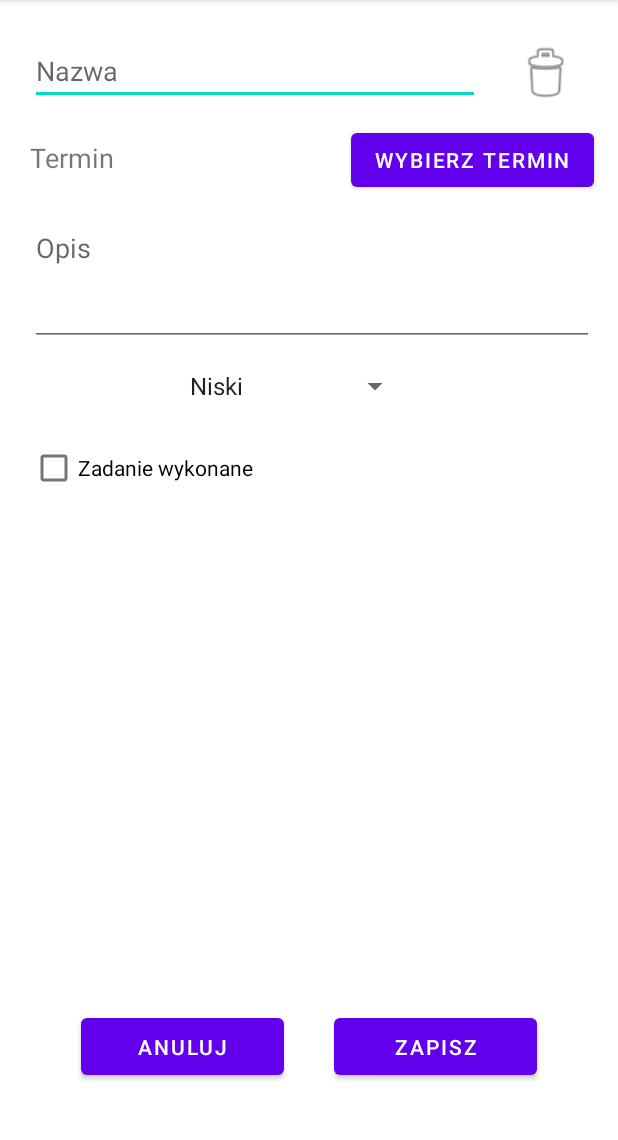
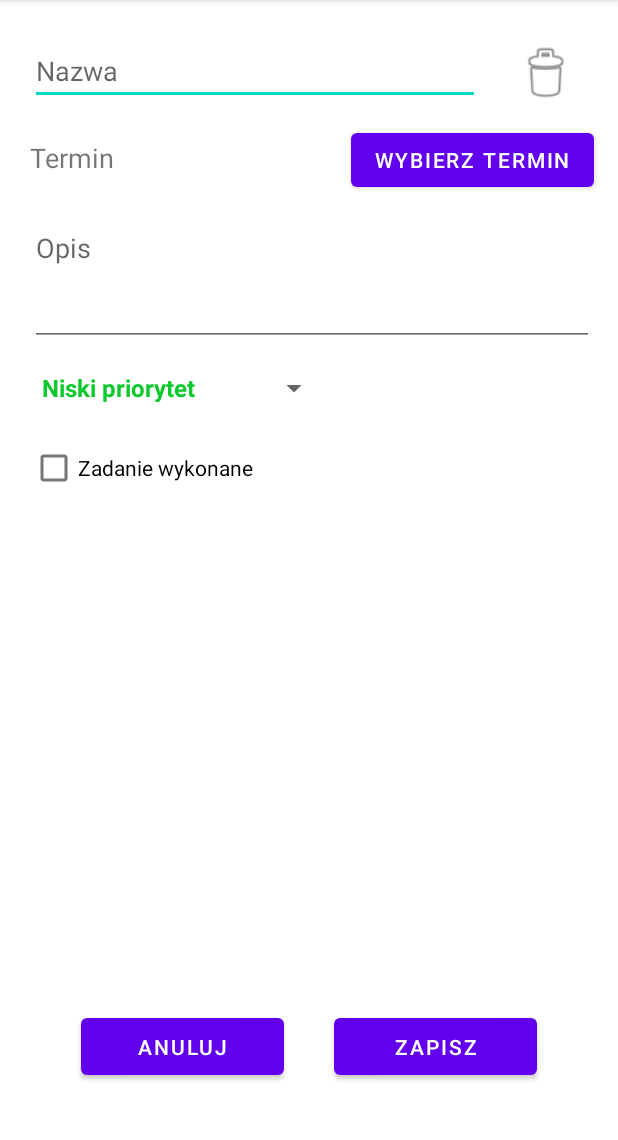
Before and after one commit to Sailor70/ToDoList, an Android app: the screen it shows after launch (TaskDetailsActivity), after a tap on an icon or button, on a phone screen of 412 x 824 dp, the part 84-1224 px from its top. Run offline under Robolectric (Android 15) with nearby library versions, the phone set to English and light mode, and no system bars.

Commit message:
Priority spinner, bugs, improvements, sort+

```diff
--- a/app/src/main/java/com/pawelchmielarski/todolist/MainActivity.java
+++ b/app/src/main/java/com/pawelchmielarski/todolist/MainActivity.java
@@ -12,11 +12,14 @@ import android.content.IntentFilter;
 import android.content.pm.PackageManager;
 import android.os.Build;
 import android.os.Bundle;
-import android.util.Log;
 import android.view.Menu;
 import android.view.MenuItem;
 import android.view.View;
+import android.widget.AdapterView;
+import android.widget.AdapterView.OnItemSelectedListener;
+import android.widget.ArrayAdapter;
 import android.widget.ListView;
+import android.widget.Spinner;
 import android.widget.Toast;
 
 import androidx.annotation.NonNull;
@@ -38,6 +41,7 @@ public class MainActivity extends AppCompatActivity {
 
     private TaskAdapter taskAdapter;
     private static final int PERMISSION_REQUEST_CODE = 1967;
+    Spinner spSort;
 
     private boolean notification = true;
 
@@ -60,14 +64,15 @@ public class MainActivity extends AppCompatActivity {
             }
         });
 
+        initPrioritySpinner();
+        getPermissions();
+
         ListView lvTasks = (ListView) findViewById(R.id.tasksList);
         taskAdapter = new TaskAdapter(this);
         lvTasks.setAdapter(taskAdapter);
 
-        getPermissions();
-
         TasksService.getInstance().readTasksFromFile(this);
-        TasksService.getInstance().sortTasksByDone();
+        TasksService.getInstance().sortTasksByCreatedAt();
         taskAdapter.notifyDataSetChanged();
 
         Intent i = getIntent();
@@ -82,7 +87,7 @@ public class MainActivity extends AppCompatActivity {
     @Override
     public void onResume() {
         super.onResume();
-        TasksService.getInstance().sortTasksByDone();
+        TasksService.getInstance().sortTasksByCreatedAt();
         taskAdapter.notifyDataSetChanged();
     }
 
@@ -109,21 +114,53 @@ public class MainActivity extends AppCompatActivity {
         } else if (id == R.id.action_import_tasks) {
             TasksService.getInstance().readTasksFromFile(this);
             taskAdapter.notifyDataSetChanged();
-        } else if (id == R.id.action_sort_name) {
-            TasksService.getInstance().sortTasksByName();
-            taskAdapter.notifyDataSetChanged();
-        } else if (id == R.id.action_sort_deadline) {
-            TasksService.getInstance().sortTasksByDeadline();
-            taskAdapter.notifyDataSetChanged();
-        } else if (id == R.id.action_sort_done) {
-            TasksService.getInstance().sortTasksByDone();
-            taskAdapter.notifyDataSetChanged();
-        } else if (id == R.id.action_sort_priority) {
-            TasksService.getInstance().sortTasksByPriority();
-            taskAdapter.notifyDataSetChanged();
         }
 
         return super.onOptionsItemSelected(item);
+    }
+
+    private void initPrioritySpinner() {
+        spSort = (Spinner) findViewById(R.id.spinnerSort);
+        ArrayAdapter<CharSequence> spinnerAdapter = ArrayAdapter.createFromResource(this,
+                R.array.sort_array, android.R.layout.simple_spinner_item);
+        spinnerAdapter.setDropDownViewResource(android.R.layout.simple_spinner_dropdown_item);
+        spSort.setAdapter(spinnerAdapter);
+        spSort.setSelection(0); // sortByName
+        spSort.setOnItemSelectedListener(new OnItemSelectedListener() {
+            @Override
+            public void onItemSelected(AdapterView<?> parent, View view, int position, long id) {
+                switch (position) {
+                    case 0:
+                        TasksService.getInstance().sortTasksByCreatedAt();
+                        taskAdapter.notifyDataSetChanged();
+                        break;
+                    case 1:
+                        TasksService.getInstance().sortTasksByDeadline();
+                        taskAdapter.notifyDataSetChanged();
+                        break;
+                    case 2:
+                        TasksService.getInstance().sortTasksByName();
+                        taskAdapter.notifyDataSetChanged();
+                        break;
+                    case 3:
+                        TasksService.getInstance().sortTasksByPriority();
+                        taskAdapter.notifyDataSetChanged();
+                        break;
+                    case 4:
+                        TasksService.getInstance().sortTasksByDone();
+                        taskAdapter.notifyDataSetChanged();
+                        break;
+                    default:
+                        TasksService.getInstance().sortTasksByName();
+                        taskAdapter.notifyDataSetChanged();
+                        break;
+                }
+            }
+            @Override
+            public void onNothingSelected(AdapterView<?> parent) {
+
+            }
+        } );
     }
 
     public void getPermissions() {
@@ -188,7 +225,7 @@ class TasksNotificationReceiver extends BroadcastReceiver {
                     .setContentIntent(pendingIntent)
                     .setContentTitle("Przypomnienie o zadaniach")
                     .setContentText("Liczba zadań do wykonania na dziś: " + numberOfTasks)
-                    .setSmallIcon(android.R.drawable.btn_star_big_on);
+                    .setSmallIcon(android.R.drawable.ic_dialog_info);
 
             NotificationManager notificationManager = (NotificationManager) context.getSystemService(NOTIFICATION_SERVICE);
 
--- a/app/src/main/java/com/pawelchmielarski/todolist/TaskAdapter.java
+++ b/app/src/main/java/com/pawelchmielarski/todolist/TaskAdapter.java
@@ -77,6 +77,7 @@ public class TaskAdapter extends BaseAdapter {
             public void onClick(View view) {
                 task.setDone(!task.isDone());
                 TasksService.getInstance().setTaskDone(pos, task.isDone());
+                notifyDataSetChanged();
             }
         });
         btnDelete.setOnClickListener(new View.OnClickListener() {
--- a/app/src/main/java/com/pawelchmielarski/todolist/TaskDetailsActivity.java
+++ b/app/src/main/java/com/pawelchmielarski/todolist/TaskDetailsActivity.java
@@ -67,7 +67,7 @@ public class TaskDetailsActivity extends AppCompatActivity implements View.OnCli
         ivDelete = (ImageView) findViewById(R.id.ivDelete);
 
         ArrayAdapter<CharSequence> spinnerAdapter = ArrayAdapter.createFromResource(this,
-                R.array.priority_array, android.R.layout.simple_spinner_item);
+                R.array.priority_labels, android.R.layout.simple_spinner_item);
         spinnerAdapter.setDropDownViewResource(android.R.layout.simple_spinner_dropdown_item);
         spPriority.setAdapter(spinnerAdapter);
 
@@ -98,7 +98,7 @@ public class TaskDetailsActivity extends AppCompatActivity implements View.OnCli
     public void loadTask() {
         task = TasksService.getInstance().getTasks().get(pos);
         etTaskName.setText(task.getName());
-        if(task.getDeadline() != null) {
+        if (task.getDeadline() != null) {
             etTaskDeadline.setText(sdf.format(task.getDeadline()));
         }
         etTaskDescription.setText(task.getDescription());
@@ -114,13 +114,13 @@ public class TaskDetailsActivity extends AppCompatActivity implements View.OnCli
         if (view.getId() == checkBoxDone.getId()) {
             task.setDone(!task.isDone());
             TasksService.getInstance().setTaskDone(pos, task.isDone());
-        } else if(view.getId() == btnDeadlinePicker.getId()) {
+        } else if (view.getId() == btnDeadlinePicker.getId()) {
             Calendar calendar = Calendar.getInstance();
             year = calendar.get(Calendar.YEAR);
             month = calendar.get(Calendar.MONTH);
             day = calendar.get(Calendar.DAY_OF_MONTH);
 //                day = task.getDeadline().getDay();
-            DatePickerDialog datePickerDialog = new DatePickerDialog(TaskDetailsActivity.this, TaskDetailsActivity.this,year, month,day);
+            DatePickerDialog datePickerDialog = new DatePickerDialog(TaskDetailsActivity.this, TaskDetailsActivity.this, year, month, day);
             datePickerDialog.show();
         } else if (view.getId() == btnSave.getId()) {
             if (etTaskName.getText().length() < 1) {
@@ -131,7 +131,7 @@ public class TaskDetailsActivity extends AppCompatActivity implements View.OnCli
             }
         } else if (view.getId() == btnCancel.getId()) {
             finish();
-        } else if(view.getId() == ivDelete.getId()) {
+        } else if (view.getId() == ivDelete.getId()) {
             TasksService.getInstance().deleteTask(task);
             finish();
         }
@@ -146,10 +146,10 @@ public class TaskDetailsActivity extends AppCompatActivity implements View.OnCli
         }
     }
 
-    private void inputsToTask()  {
+    private void inputsToTask() {
         task.setName(etTaskName.getText().toString());
         task.setDescription(etTaskDescription.getText().toString());
-        if (etTaskDeadline.getText().length() > 0) {
+        if (!etTaskDeadline.getText().toString().equals("Termin")) {
             try {
                 task.setDeadline(sdf.parse(etTaskDeadline.getText().toString()));
             } catch (ParseException e) {
@@ -157,7 +157,9 @@ public class TaskDetailsActivity extends AppCompatActivity implements View.OnCli
             }
         }
         task.setDone(checkBoxDone.isChecked());
-        task.setCreatedAt(new Date(System.currentTimeMillis()));
+        if (task.getCreatedAt() == null) {
+            task.setCreatedAt(new Date(System.currentTimeMillis()));
+        }
     }
 
     @Override
@@ -178,22 +180,22 @@ public class TaskDetailsActivity extends AppCompatActivity implements View.OnCli
         selectedMinute = minute;
         SimpleDateFormat sdf = new SimpleDateFormat("yyyy-MM-dd HH:mm", Locale.US);
         String date1 = String.valueOf(selectedYear);
-        if(selectedMonth > 9) {
+        if (selectedMonth > 9) {
             date1 = date1.concat("-" + selectedMonth);
         } else {
             date1 = date1.concat("-0" + selectedMonth);
         }
-        if(selectedDay > 9) {
+        if (selectedDay > 9) {
             date1 = date1.concat("-" + selectedDay);
         } else {
             date1 = date1.concat("-0" + selectedDay);
         }
-        if(selectedHour > 9) {
+        if (selectedHour > 9) {
             date1 = date1.concat(" " + selectedHour);
         } else {
             date1 = date1.concat(" 0" + selectedHour);
         }
-        if(selectedMinute > 9) {
+        if (selectedMinute > 9) {
             date1 = date1.concat(":" + selectedMinute);
         } else {
             date1 = date1.concat(":0" + selectedMinute);
--- a/app/src/main/java/com/pawelchmielarski/todolist/TasksService.java
+++ b/app/src/main/java/com/pawelchmielarski/todolist/TasksService.java
@@ -12,7 +12,6 @@ import java.io.InputStream;
 import java.io.InputStreamReader;
 import java.io.OutputStreamWriter;
 import java.util.ArrayList;
-import java.util.Collections;
 import java.util.Comparator;
 import java.util.Date;
 
@@ -114,13 +113,13 @@ public class TasksService {
     }
 
     public void sortTasksByDeadline() {
-        tasks.sort(new Comparator<Task>() {
-            public int compare(Task t1, Task t2) {
-                if (t1.getDeadline() == null || t2.getDeadline() == null)
-                    return -1;
-                return t1.getDeadline().compareTo(t2.getDeadline());
-            }
-        });
+        Comparator<Task> compareByDeadline = Comparator.comparing(Task::getDeadline, Comparator.nullsLast(Comparator.naturalOrder()));
+        tasks.sort(compareByDeadline);
+    }
+
+    public void sortTasksByCreatedAt() {
+        Comparator<Task> compareByCreatedAt = Comparator.comparing(Task::getCreatedAt, Date::compareTo).reversed();
+        tasks.sort(compareByCreatedAt);
     }
 
     public void sortTasksByDone() {
--- a/app/src/main/res/layout/activity_task_details.xml
+++ b/app/src/main/res/layout/activity_task_details.xml
@@ -76,21 +76,6 @@
         app:layout_constraintStart_toStartOf="parent"
         app:layout_constraintTop_toBottomOf="@+id/checkBoxDetailsDone" />
 
-    <TextView
-        android:id="@+id/textView"
-        android:layout_width="72dp"
-        android:layout_height="24dp"
-        android:layout_marginStart="10dp"
-        android:layout_marginTop="115dp"
-        android:layout_marginBottom="106dp"
-        android:text="Priorytet:"
-        android:textSize="16sp"
-        app:layout_constraintBottom_toTopOf="@+id/textViewCreatedAt"
-        app:layout_constraintEnd_toStartOf="@+id/spinnerPriority"
-        app:layout_constraintStart_toStartOf="parent"
-        app:layout_constraintTop_toTopOf="@+id/editTextMultiLineDescription"
-        app:layout_constraintVertical_bias="0.444" />
-
     <CheckBox
         android:id="@+id/checkBoxDetailsDone"
         android:layout_width="wrap_content"
@@ -103,15 +88,16 @@
 
     <Spinner
         android:id="@+id/spinnerPriority"
-        android:layout_width="155dp"
+        android:layout_width="200dp"
         android:layout_height="25dp"
         android:layout_marginTop="15dp"
-        android:layout_marginEnd="120dp"
         android:layout_marginBottom="19dp"
         app:layout_constraintBottom_toTopOf="@+id/checkBoxDetailsDone"
         app:layout_constraintEnd_toEndOf="parent"
-        app:layout_constraintStart_toEndOf="@+id/textView"
-        app:layout_constraintTop_toBottomOf="@+id/editTextMultiLineDescription" />
+        app:layout_constraintHorizontal_bias="0.094"
+        app:layout_constraintStart_toStartOf="parent"
+        app:layout_constraintTop_toBottomOf="@+id/editTextMultiLineDescription"
+        app:layout_constraintVertical_bias="0.0" />
 
     <EditText
         android:id="@+id/editTextMultiLineDescription"
--- a/app/src/main/res/menu/menu_main.xml
+++ b/app/src/main/res/menu/menu_main.xml
@@ -12,24 +12,4 @@
         android:orderInCategory="100"
         android:title="@string/import_zada"
         app:showAsAction="never" />
-    <item
-        android:id="@+id/action_sort_name"
-        android:orderInCategory="100"
-        android:title="sortuj alfabetyczne"
-        app:showAsAction="never" />
-    <item
-        android:id="@+id/action_sort_deadline"
-        android:orderInCategory="100"
-        android:title="sortuj po terminie"
-        app:showAsAction="never" />
-    <item
-        android:id="@+id/action_sort_priority"
-        android:orderInCategory="100"
-        android:title="sortuj po priorytecie"
-        app:showAsAction="never" />
-    <item
-        android:id="@+id/action_sort_done"
-        android:orderInCategory="100"
-        android:title="najpierw niezrobione"
-        app:showAsAction="never" />
 </menu>
--- a/app/src/main/res/values/strings.xml
+++ b/app/src/main/res/values/strings.xml
@@ -19,10 +19,18 @@
         <item>Wysoki</item>
     </string-array>
 
+    <string-array name="sort_array">
+        <item>Sortuj po dacie utworzenia</item>
+        <item>Sortuj po terminie</item>
+        <item>Sortuj po nazwie</item>
+        <item>Sortuj po priorytecie</item>
+        <item>Najpierw niezrobione</item>
+    </string-array>
+
     <string-array name="priority_labels">
-        <item><FONT COLOR="#3d0cad"><b>Niski</b></FONT></item>
-        <item><FONT COLOR="#759106"><b>Średni</b></FONT></item>
-        <item><FONT COLOR="#990b1e"><b>Wysoki</b></FONT></item>
+        <item><font fgcolor='#0ec92d'><b>Niski priorytet</b></font></item>
+        <item><font fgcolor='#fcd303'><b>Średni priorytet</b></font></item>
+        <item><font fgcolor='#990b1e'><b>Wysoki priorytet</b></font></item>
     </string-array>
 
 </resources>
```
Also changed, not shown: app/src/main/res/layout/content_main.xml (+16 -3 lines).
